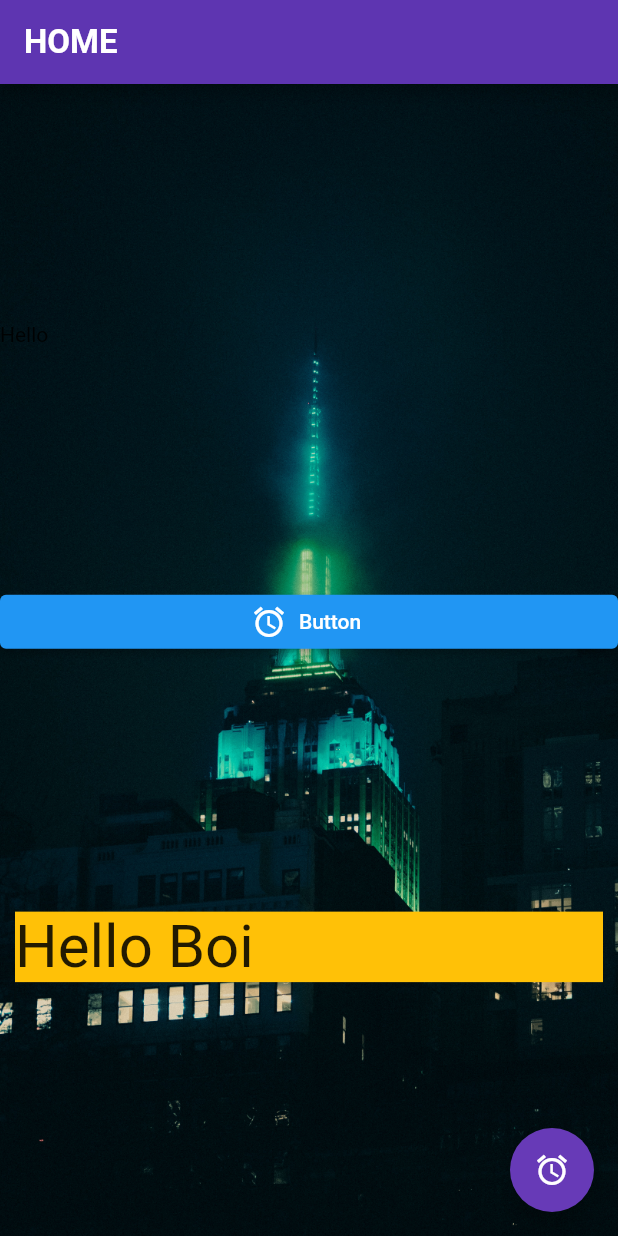
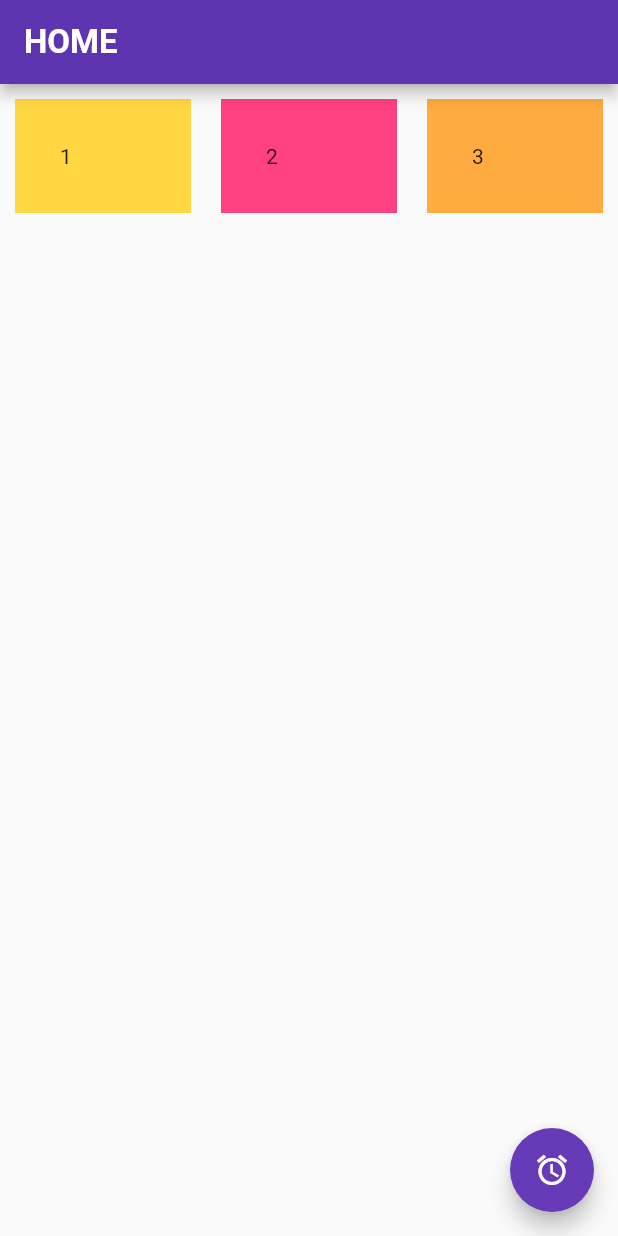
Before and after one commit to Ryukz/Learning, a Flutter app: the screen it shows after launch, on a phone screen of 412 x 824 dp. Run offline on Flutter 3.47's test engine with Material 2 defaults, Android fonts, the phone set to English and light mode, and no system bars; Roboto replaces fonts that are missing (MyFont).

Commit message:
minor changes

```diff
--- a/lib/main.dart
+++ b/lib/main.dart
@@ -21,31 +21,33 @@ class MyApp extends StatelessWidget {
         backgroundColor: Colors.deepPurple[600],
       ),
       // ignore: avoid_unnecessary_containers
-      body: Container(
-        decoration: BoxDecoration(
-            image: DecorationImage(
-                image: AssetImage('images/img1.jpg'), fit: BoxFit.cover)),
-        child: Column(
-          mainAxisAlignment: MainAxisAlignment.spaceEvenly,
-          crossAxisAlignment: CrossAxisAlignment.stretch,
-          // ignore: prefer_const_literals_to_create_immutables
-          children: <Widget>[
-            Text('Hello'),
-            ElevatedButton.icon(
-              onPressed: () {},
-              icon: Icon(Icons.alarm),
-              label: Text('Button'),
+      body: Row(
+        children: [
+          Expanded(
+            child: Container(
+              child: Text('1'),
+              color: Colors.amberAccent,
+              padding: EdgeInsets.fromLTRB(30.0, 30.0, 60.0, 30.0),
+              margin: EdgeInsets.all(10.0),
             ),
-            Container(
-              color: Colors.amber,
+          ),
+          Expanded(
+            child: Container(
+              child: Text('2'),
+              color: Colors.pinkAccent,
+              padding: EdgeInsets.all(30.0),
               margin: EdgeInsets.all(10.0),
-              child: Text(
-                'Hello Boi',
-                style: TextStyle(fontSize: 40.0),
-              ),
-            )
-          ],
-        ),
+            ),
+          ),
+          Expanded(
+            child: Container(
+              child: Text('3'),
+              color: Colors.orangeAccent,
+              padding: EdgeInsets.all(30.0),
+              margin: EdgeInsets.all(10.0),
+            ),
+          )
+        ],
       ),
       floatingActionButton: FloatingActionButton(
         onPressed: () {
```
